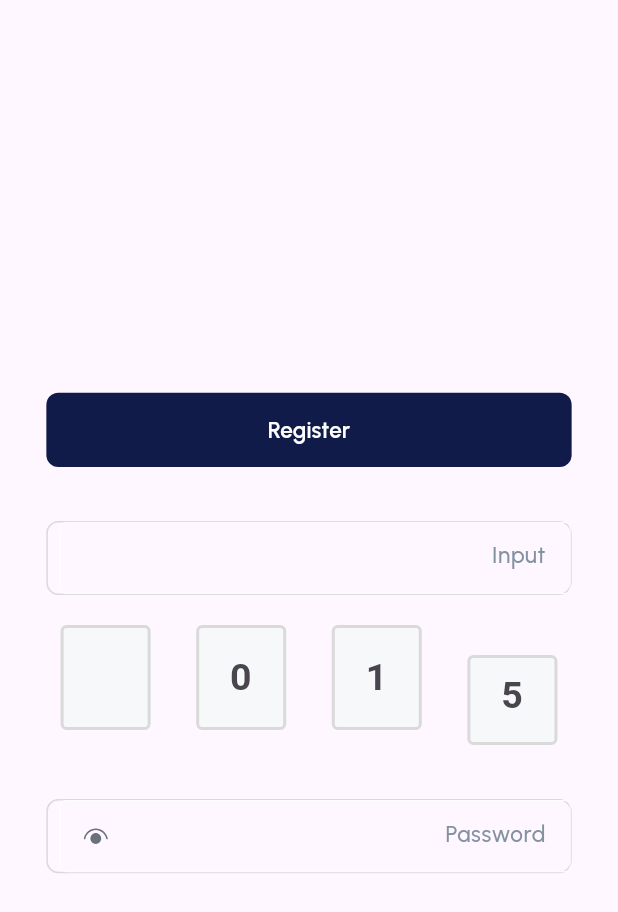
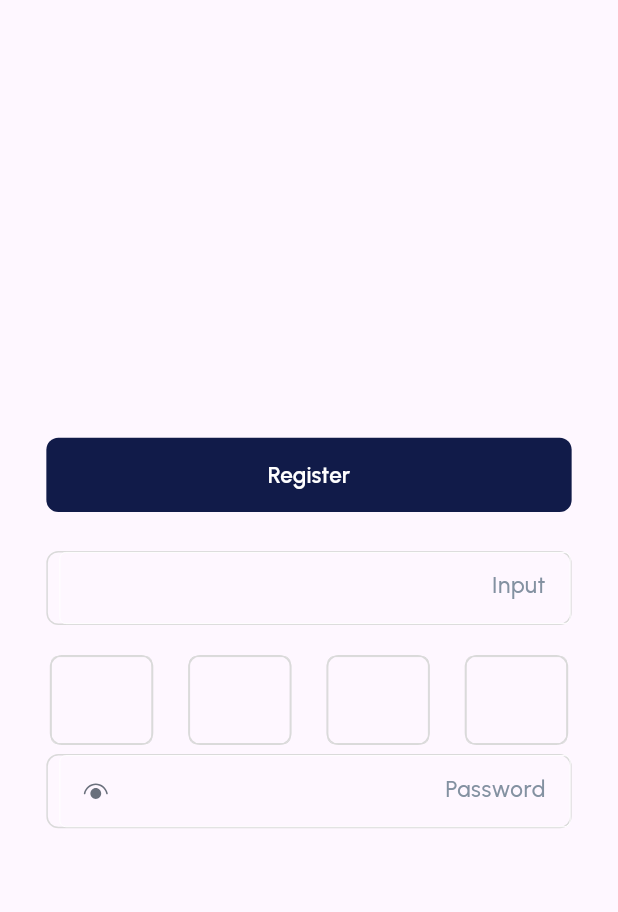
Before and after one commit to Nada52/Tanzeem, a Flutter app: the screen it shows after launch, on a phone screen of 412 x 824 dp. Shown: the top 912 px of the screen. Run offline on Flutter 3.47's test engine with Material 3 defaults, Android fonts, the phone set to English and light mode, and no system bars; our stand-ins replace flutter_svg, google_fonts.

Commit message:
maintain some issues

```diff
--- a/lib/widgets/otp_text_form_field.dart
+++ b/lib/widgets/otp_text_form_field.dart
@@ -1,41 +1,54 @@
 import 'package:flutter/material.dart';
+import 'package:google_fonts/google_fonts.dart';
 import 'package:tanzeem/constants/colors.dart';
 
 class OtpTextFormField extends StatelessWidget {
-  const OtpTextFormField({Key? key, required this.hintText, required this.controller, required this.validator,}) : super(key: key);
-  final String hintText;
+  const OtpTextFormField({Key? key, required this.controller, required this.validator,}) : super(key: key);
+
   final TextEditingController controller;
   final String? Function(String?)? validator;
 
   @override
   Widget build(BuildContext context) {
-    return TextFormField(
+    return Container(
+      width: 69,
+      height: 60,
+
+      decoration: BoxDecoration(borderRadius: BorderRadius.circular(8),
+          border: Border.all(color: const Color.fromRGBO(218, 218, 218, 1))),
+      child: Center(
+        child: TextFormField(
+
           controller: controller,
           keyboardType: TextInputType.number,
           validator: validator,
           textAlign: TextAlign.center,
-      style: const TextStyle(
-        color: kPrimaryColor,
-        fontSize: 25,
-        fontWeight: FontWeight.bold,
+           style: GoogleFonts.urbanist(
+                    fontSize: 22,
+                    color: const Color.fromRGBO(30, 35, 44, 1),
+                    fontWeight: FontWeight.w700
                   ),
           decoration: InputDecoration(
-        hintText: hintText,
             border: OutlineInputBorder(
               borderRadius: BorderRadius.circular(10),
               borderSide: const BorderSide(color: Colors.white),
             ),
-        fillColor: const Color(0xffF7F8F9),
-        filled: true,
             focusedBorder: const OutlineInputBorder(
-          borderSide: BorderSide(color: Color(0xff35C2C1), width: 2.0),
+              borderSide: BorderSide(color: Color(0xff35C2C1), width: 0),
             ),
             enabledBorder: const OutlineInputBorder(
-          borderSide: BorderSide(color: Color(0xffDADADA), width: 2.0),
+                    borderSide: BorderSide(
+                      color: Color(0xffDADADA),
+                      width: 0,
+
+                    )
+                  ),
+
+
           ),
 
         ),
-
+      ),
     );
   }
 }
--- a/lib/widgets/otp_verification_row.dart
+++ b/lib/widgets/otp_verification_row.dart
@@ -8,52 +8,12 @@ class OtpVerificationRow extends StatelessWidget {
   Widget build(BuildContext context) {
     return Row(
       mainAxisAlignment: MainAxisAlignment.spaceEvenly,
-      children: [
-        Container(
-          width: 60,
-          height: 60,
-          child: OtpTextFormField(
-            hintText: '5',
-            controller: TextEditingController(),
-            validator: (value) {
-
-            },
-          ),
-        ),
-        Container(
-          width: 60,
-          height: 100,
-          child: OtpTextFormField(
-            hintText: '1',
-            controller: TextEditingController(),
-            validator: (value) {
-
-            },
-          ),
-        ),
-        Container(
-          width: 60,
-          height: 100,
-          child: OtpTextFormField(
-            hintText: '0',
-            controller: TextEditingController(),
-            validator: (value) {
-
-            },
-          ),
-        ),
-        Container(
-          width: 60,
-          height: 100,
-          child: OtpTextFormField(
-            hintText: '',
-            controller: TextEditingController(),
-            validator: (value) {
-
-            },
-          ),
-        ),
-      ],
+      children: List.generate(4, (index) => OtpTextFormField(
+          controller: TextEditingController(),
+          validator: (value) {
+            return null;
+          },
+        ),),
     );
   }
 }
--- a/lib/widgets/tanzeem_text_form_field.dart
+++ b/lib/widgets/tanzeem_text_form_field.dart
@@ -27,8 +27,6 @@ class TanzeemTextFormField extends StatelessWidget {
     double width = MediaQuery.of(context).size.width;
     double height = MediaQuery.of(context).size.height;
     return Container(
-        margin:  const EdgeInsets.only(top: 10),
-        child: Container(
           margin: const EdgeInsets.only(top: 6),
           width: width*0.85,
           height: height * 0.06,
@@ -74,7 +72,6 @@ class TanzeemTextFormField extends StatelessWidget {
               ),
             ),
           ),
-        ),
-        );
+    );
   }
 }
```
Lines whose indentation alone changed are shown as unchanged.
